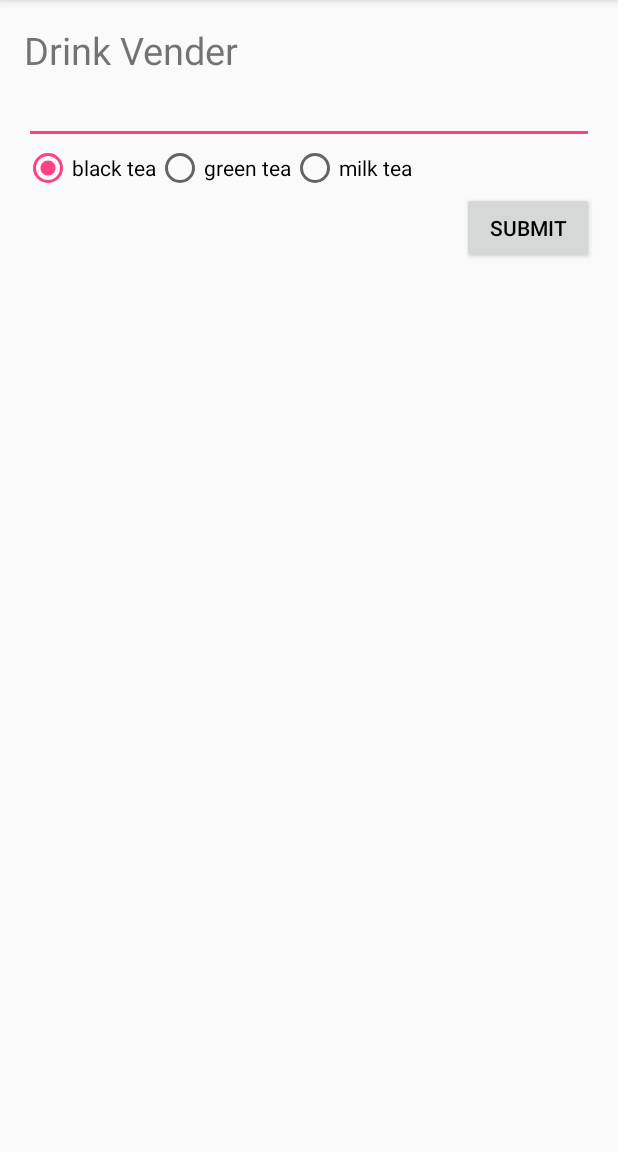
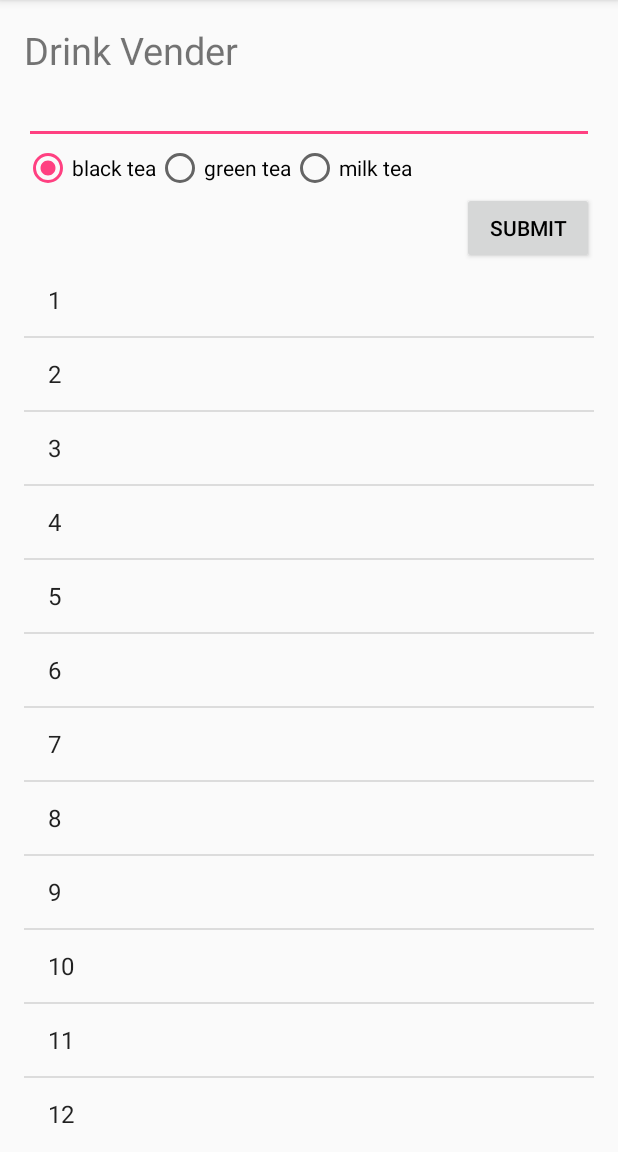
Before and after one commit to Crazy3TW/android_class_271, an Android app: the screen it shows after launch (MainActivity), on a phone screen of 412 x 824 dp, the part 84-1236 px from its top. Run offline under Robolectric (Android 15) with nearby library versions, the phone set to English and light mode, and no system bars.

Commit message:
Setup ListView

```diff
--- a/SimpleUI/app/src/main/java/com/example/user/simpleui/MainActivity.java
+++ b/SimpleUI/app/src/main/java/com/example/user/simpleui/MainActivity.java
@@ -4,7 +4,9 @@ import android.support.v7.app.AppCompatActivity;
 import android.os.Bundle;
 import android.view.KeyEvent;
 import android.view.View;
+import android.widget.ArrayAdapter;
 import android.widget.EditText;
+import android.widget.ListView;
 import android.widget.RadioButton;
 import android.widget.RadioGroup;
 import android.widget.TextView;
@@ -14,6 +16,7 @@ public class MainActivity extends AppCompatActivity {
     TextView textView;
     EditText editText;
     RadioGroup radioGroup;
+    ListView listView;
 
     String drink = "black tea";
 
@@ -25,11 +28,12 @@ public class MainActivity extends AppCompatActivity {
         textView = (TextView)findViewById(R.id.textView);
         editText = (EditText)findViewById(R.id.editText);
         radioGroup = (RadioGroup)findViewById(R.id.radioGroup);
+        listView = (ListView)findViewById(R.id.listView);
 
         radioGroup.setOnCheckedChangeListener(new RadioGroup.OnCheckedChangeListener() {
             @Override
             public void onCheckedChanged(RadioGroup group, int checkedId) {
-                RadioButton radioButton = (RadioButton)group.findViewById(checkedId);
+                RadioButton radioButton = (RadioButton) group.findViewById(checkedId);
                 drink = radioButton.getText().toString();
             }
         });
@@ -37,13 +41,21 @@ public class MainActivity extends AppCompatActivity {
         editText.setOnKeyListener(new View.OnKeyListener() {
             @Override
             public boolean onKey(View v, int keyCode, KeyEvent event) {
-                if(keyCode == KeyEvent.KEYCODE_ENTER && event.getAction() == KeyEvent.ACTION_DOWN){
+                if (keyCode == KeyEvent.KEYCODE_ENTER && event.getAction() == KeyEvent.ACTION_DOWN) {
                     submit(v);
                     return true;
                 }
                 return false;
             }
         });
+
+        setupListView();
+    }
+
+    private void setupListView(){
+        String[] data = new String[]{"1","2","3","4","5","6","7","8","9","10","11","12","13","14","15"};
+        ArrayAdapter adapter = new ArrayAdapter<String>(this, android.R.layout.simple_list_item_1, data);
+        listView.setAdapter(adapter);
     }
 
     public void submit(View view){
```
